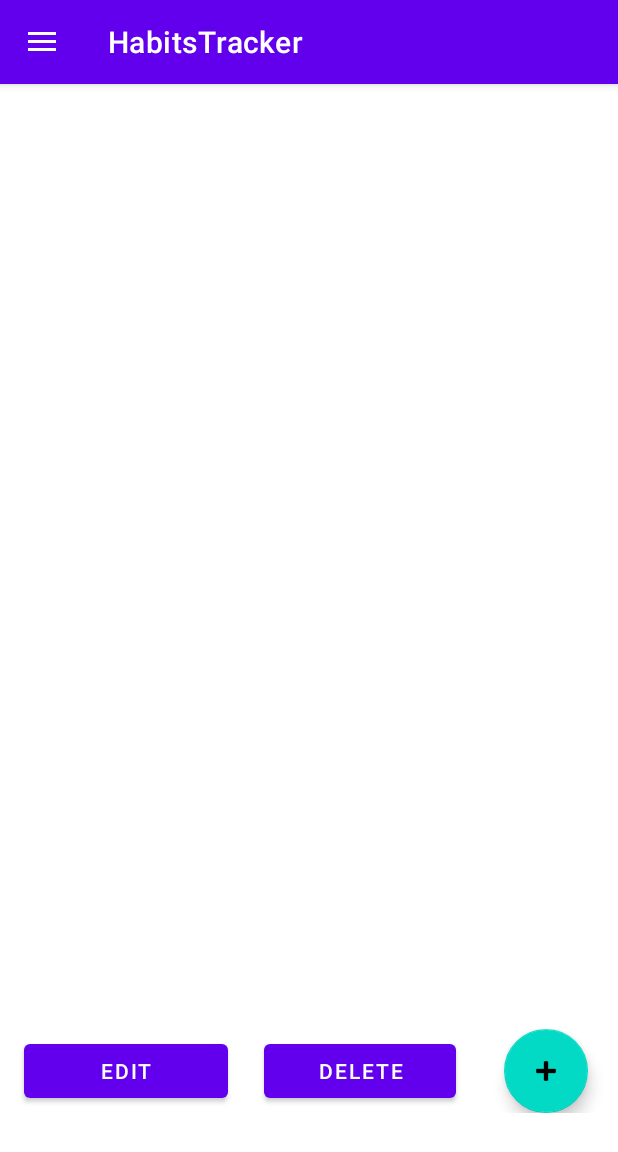
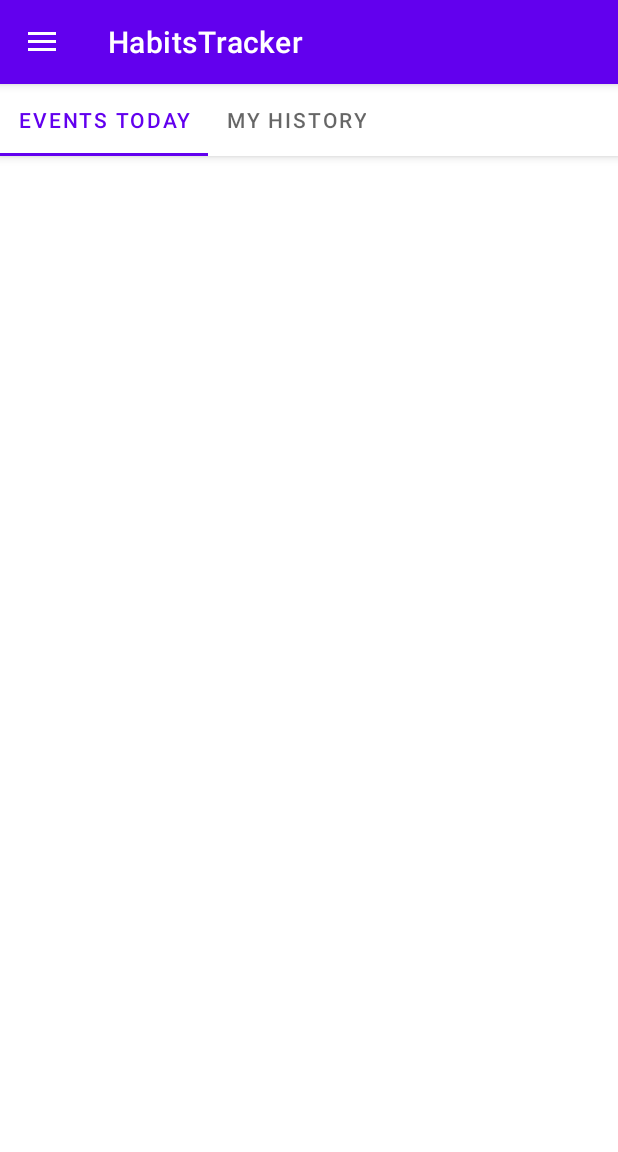
Before and after one commit to CMPUT301F21T49/HabitsTracker, an Android app: the screen it shows after launch once a user with an empty profile is signed in (MainActivity), on a phone screen of 412 x 824 dp. Shown: the top 1152 px of the screen. Run offline under Robolectric (Android 15) with nearby library versions, the phone set to English and light mode, and no system bars; our stand-ins replace Firebase (no records; nobody signed in at launch, a user with empty details on screens opened directly).

Commit message:
Add Today Evnts and History Fragment

```diff
--- a/app/build.gradle
+++ b/app/build.gradle
@@ -36,4 +36,6 @@ dependencies {
     androidTestImplementation 'androidx.test.ext:junit:1.1.3'
     androidTestImplementation 'androidx.test.espresso:espresso-core:3.4.0'
     implementation 'com.google.android.material:material:1.3.0-alpha03'
+    //noinspection GradleCompatible,GradleCompatible
+    implementation 'com.android.support:design:23.1.0'
 }
--- /dev/null
+++ b/app/src/main/java/com/cmput301f21t49/habitstracker/FirstFragement.java
@@ -0,0 +1,4 @@
+package com.cmput301f21t49.habitstracker;
+
+public class FirstFragement {
+}
--- a/app/src/main/java/com/cmput301f21t49/habitstracker/MainActivity.java
+++ b/app/src/main/java/com/cmput301f21t49/habitstracker/MainActivity.java
@@ -4,24 +4,33 @@ import androidx.annotation.NonNull;
 import androidx.appcompat.app.ActionBarDrawerToggle;
 import androidx.appcompat.app.AppCompatActivity;
 import androidx.drawerlayout.widget.DrawerLayout;
+import androidx.fragment.app.Fragment;
+import androidx.fragment.app.FragmentManager;
+import androidx.fragment.app.FragmentTransaction;
 
 import android.content.Intent;
 import android.os.Bundle;
 import android.view.MenuItem;
 import android.view.View;
 import android.widget.Button;
+import android.widget.FrameLayout;
 
 import com.google.android.material.navigation.NavigationView;
+import com.google.android.material.tabs.TabLayout;
 import com.google.firebase.auth.FirebaseAuth;
 
 public class MainActivity extends AppCompatActivity {
 
     private FirebaseAuth fAuth;
-    private Button signOutButton;
+    private Button addEvent;
 
     public DrawerLayout drawerLayout;
     public ActionBarDrawerToggle actionBarDrawerToggle;
     private NavigationView nv;
+
+    FrameLayout simpleFrameLayout;
+    TabLayout tabLayout;
+
 
     @Override
     protected void onCreate(Bundle savedInstanceState) {
@@ -78,7 +87,54 @@ public class MainActivity extends AppCompatActivity {
             }
         });
 
+        // get the reference of FrameLayout and TabLayout
+        simpleFrameLayout = (FrameLayout) findViewById(R.id.simpleFrameLayout);
+        tabLayout = (TabLayout) findViewById(R.id.tabs);
+        // Create a new Tab named "First"
+        TabLayout.Tab firstTab = tabLayout.newTab();
+        firstTab.setText("Events Today"); // set the Text for the first Tab
+
+        tabLayout.addTab(firstTab); // add  the tab at in the TabLayout
+        // Create a new Tab named "Second"
+        TabLayout.Tab secondTab = tabLayout.newTab();
+        secondTab.setText("My History"); // set the Text for the second Tab
+
+        tabLayout.addTab(secondTab); // add  the tab  in the TabLayout
+        // perform setOnTabSelectedListener event on TabLayout
+
+        tabLayout.addOnTabSelectedListener(new TabLayout.OnTabSelectedListener() {
+            @Override
+            public void onTabSelected(TabLayout.Tab tab) {
+            // get the current selected tab's position and replace the fragment accordingly
+                Fragment fragment = null;
+                switch (tab.getPosition()) {
+                    case 0:
+                        fragment = new EventsTodayFragment();
+                        break;
+                    case 1:
+                        fragment = new MyHistoryFragment();
+                        break;
+                }
+                FragmentManager fm = getSupportFragmentManager();
+                FragmentTransaction ft = fm.beginTransaction();
+                ft.replace(R.id.simpleFrameLayout, fragment);
+                ft.setTransition(FragmentTransaction.TRANSIT_FRAGMENT_OPEN);
+                ft.commit();
+            }
+
+            @Override
+            public void onTabUnselected(TabLayout.Tab tab) {
+
+            }
+
+            @Override
+            public void onTabReselected(TabLayout.Tab tab) {
+
+            }
+        });
     }
+
+
 
     // override the onOptionsItemSelected()
     // function to implement
@@ -93,4 +149,6 @@ public class MainActivity extends AppCompatActivity {
         }
         return super.onOptionsItemSelected(item);
     }
+
+
 }
--- a/app/src/main/res/layout/activity_main.xml
+++ b/app/src/main/res/layout/activity_main.xml
@@ -1,6 +1,8 @@
 <?xml version="1.0" encoding="utf-8"?>
 
 <!--the root view must be the DrawerLayout-->
+
+
 <androidx.drawerlayout.widget.DrawerLayout xmlns:android="http://schemas.android.com/apk/res/android"
     xmlns:app="http://schemas.android.com/apk/res-auto"
     xmlns:tools="http://schemas.android.com/tools"
@@ -10,78 +12,48 @@
     tools:context=".MainActivity"
     tools:ignore="HardcodedText,SpeakableTextPresentCheck">
 
+        <androidx.coordinatorlayout.widget.CoordinatorLayout xmlns:tools="http://schemas.android.com/tools"
+            xmlns:app="http://schemas.android.com/apk/res-auto"
 
-    <!--this the navigation view which draws
-        and shows the navigation drawer-->
-    <!--include the menu created in the menu folder-->
-
-    <LinearLayout
-        android:layout_width="match_parent"
-        android:layout_height="match_parent"
-        android:orientation="vertical">
-
-        <ListView
-            android:id="@+id/myhabitevents_list"
             android:layout_width="match_parent"
-            android:layout_height="630dp"
-            android:choiceMode="singleChoice"
-            android:listSelector="#999999">
-
-        </ListView>
-
-        <androidx.constraintlayout.widget.ConstraintLayout
-            android:layout_width="match_parent"
-            android:layout_height="wrap_content"
-            android:orientation="horizontal">
-
-            <Button
-                android:id="@+id/button_edit"
-                android:layout_width="136dp"
-                android:layout_height="wrap_content"
-                android:layout_marginStart="16dp"
-                android:text="EDIT"
-                app:layout_constraintBottom_toBottomOf="parent"
-                app:layout_constraintStart_toStartOf="parent"
-                app:layout_constraintTop_toTopOf="parent" />
-
-            <Button
-                android:id="@+id/button_delete"
-                android:layout_width="128dp"
-                android:layout_height="wrap_content"
-                android:layout_marginStart="176dp"
-                android:text="DELETE"
-                app:layout_constraintBottom_toBottomOf="parent"
-                app:layout_constraintStart_toStartOf="parent"
-                app:layout_constraintTop_toTopOf="parent" />
-
-            <com.google.android.material.floatingactionbutton.FloatingActionButton
-                android:id="@+id/floatingActionButton2"
-                android:layout_width="wrap_content"
-                android:layout_height="wrap_content"
-                android:layout_marginStart="336dp"
-                android:layout_weight="1"
-                android:clickable="true"
-                app:layout_constraintBottom_toBottomOf="parent"
-                app:layout_constraintStart_toStartOf="parent"
-                app:layout_constraintTop_toTopOf="parent"
-                app:layout_constraintVertical_bias="1.0"
-                app:srcCompat="@android:drawable/ic_input_add"
-                tools:ignore="SpeakableTextPresentCheck" />
-
-        </androidx.constraintlayout.widget.ConstraintLayout>
+            android:layout_height="match_parent">
+            <com.google.android.material.appbar.AppBarLayout
+                android:id="@+id/appbar"
+                android:layout_width="match_parent"
+                android:layout_height="wrap_content">
 
 
-    </LinearLayout>
+                <com.google.android.material.tabs.TabLayout
+                    android:id="@+id/tabs"
+                    android:layout_width="match_parent"
+                    android:layout_height="wrap_content"
+
+                    app:tabMode="scrollable"
+                    tools:ignore="SpeakableTextPresentCheck">
+
+                </com.google.android.material.tabs.TabLayout>
 
 
+                <FrameLayout
+                    android:id="@+id/simpleFrameLayout"
+                    android:layout_width="match_parent"
+                    android:layout_height="match_parent" />
 
+            </com.google.android.material.appbar.AppBarLayout>
+
+
+        </androidx.coordinatorlayout.widget.CoordinatorLayout>
+
+        <!--this the navigation view which draws
+                and shows the navigation drawer-->
+        <!--include the menu created in the menu folder-->
 
 
     <com.google.android.material.navigation.NavigationView
         android:id="@+id/nv"
-        android:layout_width="wrap_content"
+        app:menu="@menu/navigation_menu"
+        android:layout_width="match_parent"
         android:layout_height="match_parent"
-        android:layout_gravity="start"
-        app:menu="@menu/navigation_menu" />
+        android:layout_gravity="start" />
 
 </androidx.drawerlayout.widget.DrawerLayout>
--- /dev/null
+++ b/app/src/main/res/layout/my_history_events.xml
@@ -0,0 +1,6 @@
+<?xml version="1.0" encoding="utf-8"?>
+<androidx.constraintlayout.widget.ConstraintLayout xmlns:android="http://schemas.android.com/apk/res/android"
+    android:layout_width="match_parent"
+    android:layout_height="match_parent">
+
+</androidx.constraintlayout.widget.ConstraintLayout>
--- /dev/null
+++ b/app/src/main/res/layout/todays_events.xml
@@ -0,0 +1,6 @@
+<?xml version="1.0" encoding="utf-8"?>
+<androidx.constraintlayout.widget.ConstraintLayout xmlns:android="http://schemas.android.com/apk/res/android"
+    android:layout_width="match_parent"
+    android:layout_height="match_parent">
+
+</androidx.constraintlayout.widget.ConstraintLayout>
--- a/app/src/main/res/values/strings.xml
+++ b/app/src/main/res/values/strings.xml
@@ -11,4 +11,5 @@
         of the navigation drawer-->
     <string name="nav_open">Open</string>
     <string name="nav_close">Close</string>
+    <string name="tab1">Tab1</string>
 </resources>
```
Also changed, not shown: app/src/main/java/com/cmput301f21t49/habitstracker/EventsTodayFragment.java (added, +28 -0 lines), app/src/main/java/com/cmput301f21t49/habitstracker/MyHistoryFragment.java (added, +26 -0 lines).
